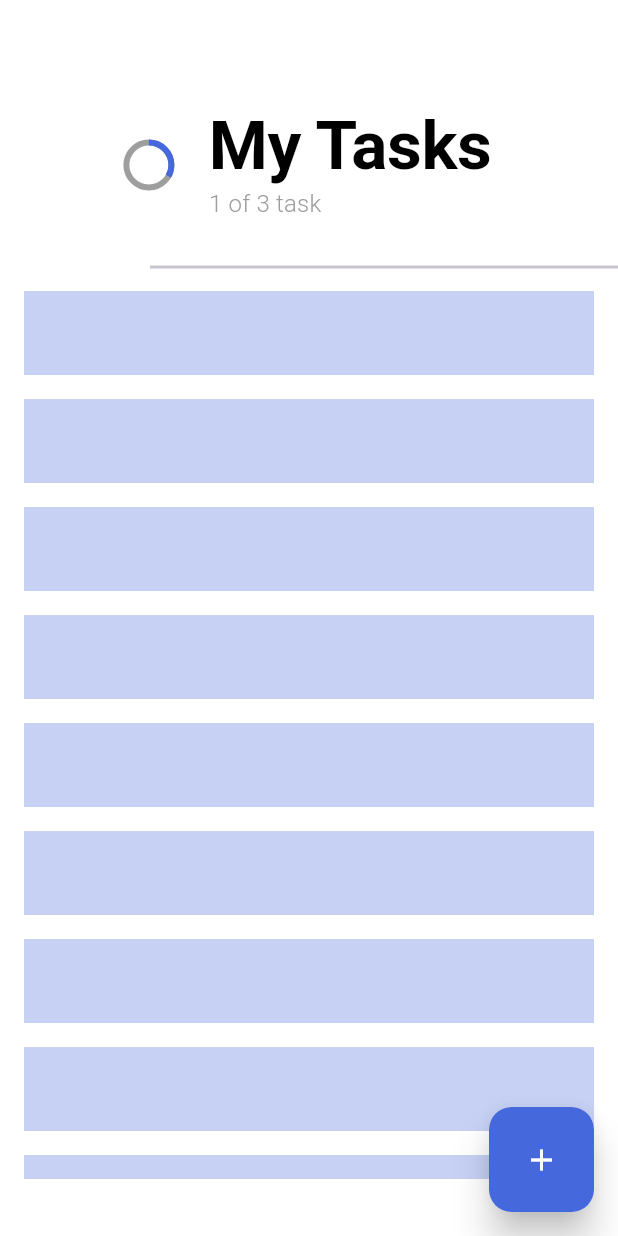
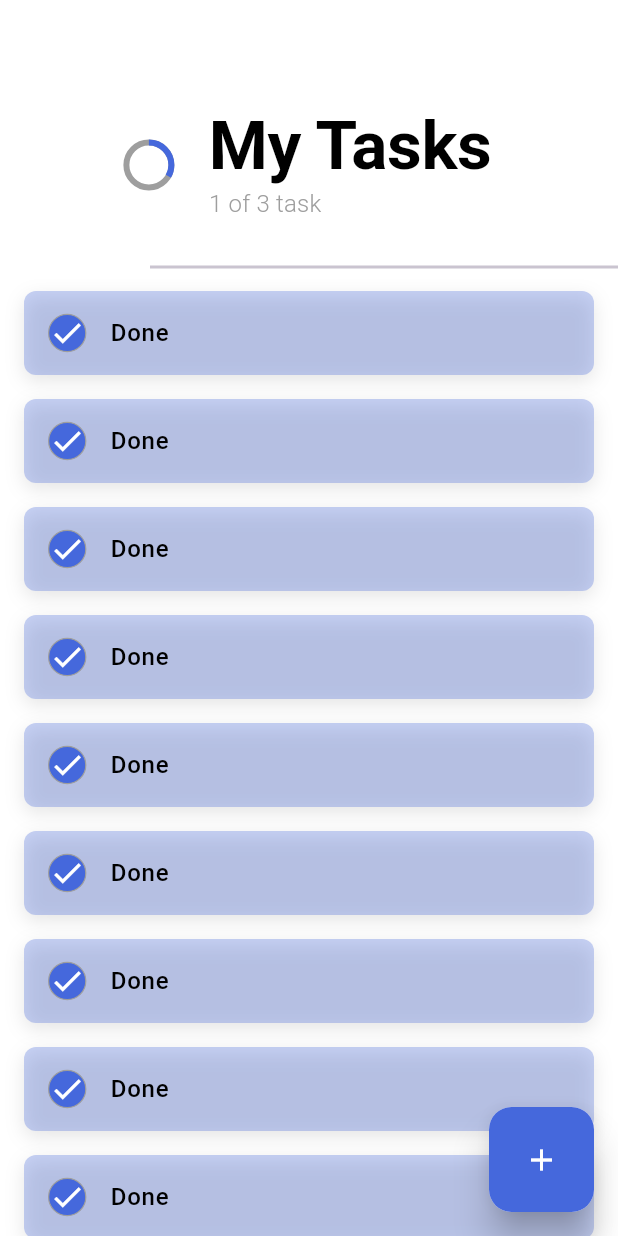
Before and after one commit to kamilgadek/task_app, a Flutter app: the screen it shows after launch, on a phone screen of 412 x 824 dp. Run offline on Flutter 3.47's test engine with Material 3 defaults, Android fonts, the phone set to English and light mode, and no system bars.

Commit message:
Add check icon in tasks list

```diff
--- a/lib/views/home/home_view.dart
+++ b/lib/views/home/home_view.dart
@@ -77,7 +77,7 @@ class _HomeViewState extends State<HomeView> {
 
             //Tasks List
             SizedBox(
-              height: 600,
+              height: 640,
               width: double.infinity,
               child: ListView.builder(
                 itemCount: 10,
@@ -89,12 +89,51 @@ class _HomeViewState extends State<HomeView> {
                       vertical: 8,
                     ),
                     decoration: BoxDecoration(
+                      borderRadius: BorderRadius.circular(8),
                       color: AppColors.primaryColor.withOpacity(0.3),
+                      boxShadow: [
+                        BoxShadow(
+                          color: Colors.black.withOpacity(0.1),
+                          offset: Offset(0, 4),
+                          blurRadius: 10,
+                        ),
+                      ],
                     ),
                     duration: const Duration(
                       microseconds: 600,
                     ),
-                    child: const ListTile(),
+
+                    // check Icon
+                    child: ListTile(
+                      leading: GestureDetector(
+                        onTap: () {
+                          //check or uncheck the task
+                        },
+                        child: AnimatedContainer(
+                          duration: Duration(milliseconds: 600),
+                          decoration: BoxDecoration(
+                            color: AppColors.primaryColor,
+                            shape: BoxShape.circle,
+                            border: Border.all(
+                              color: Colors.grey,
+                              width: .8,
+                            ),
+                          ),
+                          child: const Icon(
+                            Icons.check,
+                            color: Colors.white,
+                          ),
+                        ),
+                      ),
+                      title: const Text(
+                        'Done',
+                        style: TextStyle(
+                          color: Colors.black,
+                          fontWeight: FontWeight.w500,
+                          //decoration: TextDecoration.lineThrough,
+                        ),
+                      ),
+                    ),
                   );
                 },
               ),
```
